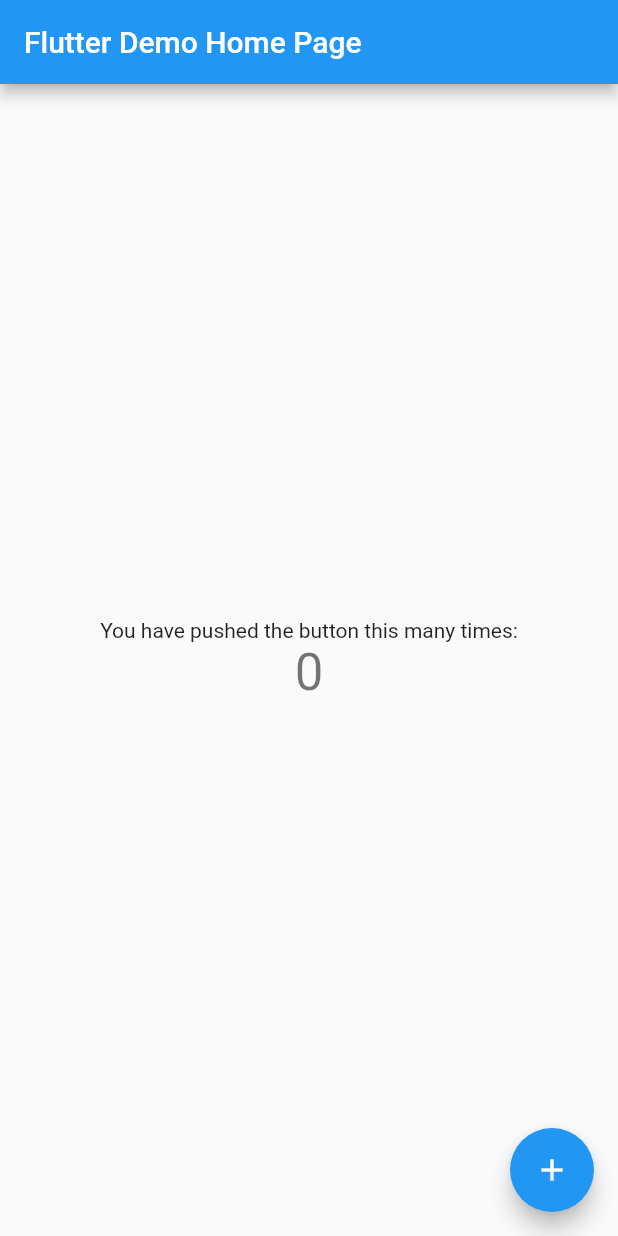
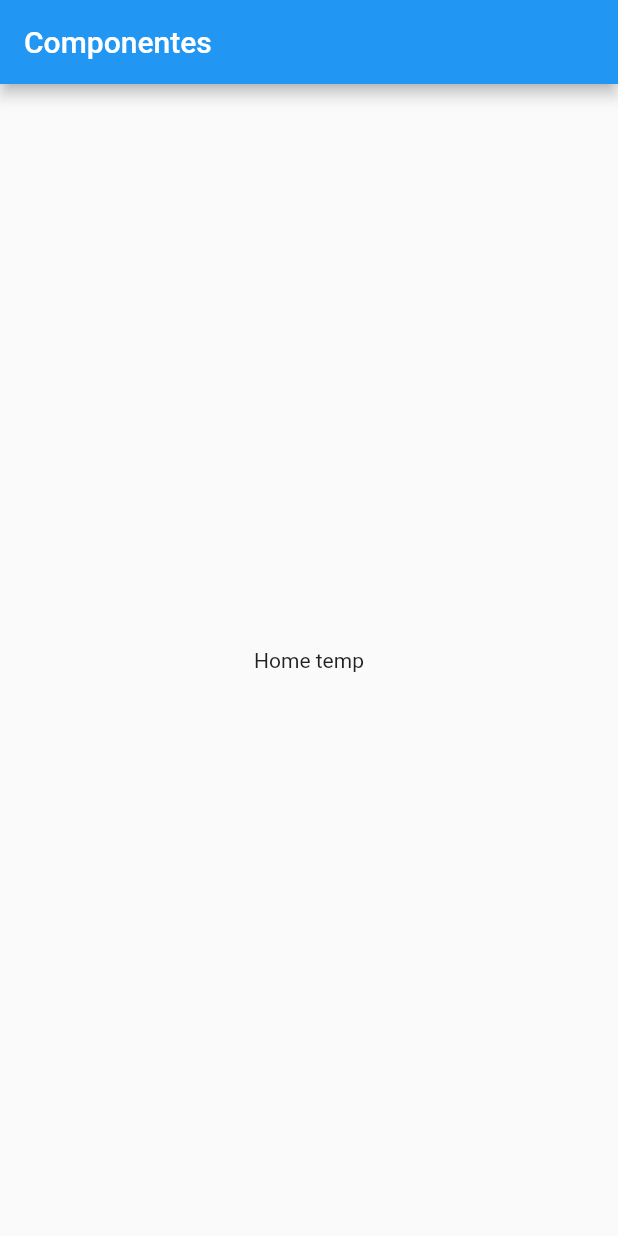
Before and after one commit to agustinmacia/componentes-flutter, a Flutter app: the screen it shows after launch, on a phone screen of 412 x 824 dp. Run offline on Flutter 3.47's test engine with Material 2 defaults, Android fonts, the phone set to English and light mode, and no system bars.

Commit message:
HomeTemp

```diff
--- a/lib/main.dart
+++ b/lib/main.dart
@@ -1,117 +1,20 @@
+import 'package:componentes/src/pages/home_temp.dart';
 import 'package:flutter/material.dart';
 
-void main() {
-  runApp(MyApp());
-}
+void main() => runApp(MyApp());
 
 class MyApp extends StatelessWidget {
-  // This widget is the root of your application.
   @override
   Widget build(BuildContext context) {
     return MaterialApp(
-      title: 'Flutter Demo',
-      theme: ThemeData(
-        // This is the theme of your application.
-        //
-        // Try running your application with "flutter run". You'll see the
-        // application has a blue toolbar. Then, without quitting the app, try
-        // changing the primarySwatch below to Colors.green and then invoke
-        // "hot reload" (press "r" in the console where you ran "flutter run",
-        // or simply save your changes to "hot reload" in a Flutter IDE).
-        // Notice that the counter didn't reset back to zero; the application
-        // is not restarted.
-        primarySwatch: Colors.blue,
-        // This makes the visual density adapt to the platform that you run
-        // the app on. For desktop platforms, the controls will be smaller and
-        // closer together (more dense) than on mobile platforms.
-        visualDensity: VisualDensity.adaptivePlatformDensity,
+      debugShowCheckedModeBanner: false,
+      title: 'Componentes App',
+      home: Scaffold(
+        appBar: AppBar(
+          title: Text('Componentes'),
+        ),
+        body: HomePageTemp()
       ),
-      home: MyHomePage(title: 'Flutter Demo Home Page'),
     );
   }
 }
-
-class MyHomePage extends StatefulWidget {
-  MyHomePage({Key key, this.title}) : super(key: key);
-
-  // This widget is the home page of your application. It is stateful, meaning
-  // that it has a State object (defined below) that contains fields that affect
-  // how it looks.
-
-  // This class is the configuration for the state. It holds the values (in this
-  // case the title) provided by the parent (in this case the App widget) and
-  // used by the build method of the State. Fields in a Widget subclass are
-  // always marked "final".
-
-  final String title;
-
-  @override
-  _MyHomePageState createState() => _MyHomePageState();
-}
-
-class _MyHomePageState extends State<MyHomePage> {
-  int _counter = 0;
-
-  void _incrementCounter() {
-    setState(() {
-      // This call to setState tells the Flutter framework that something has
-      // changed in this State, which causes it to rerun the build method below
-      // so that the display can reflect the updated values. If we changed
-      // _counter without calling setState(), then the build method would not be
-      // called again, and so nothing would appear to happen.
-      _counter++;
-    });
-  }
-
-  @override
-  Widget build(BuildContext context) {
-    // This method is rerun every time setState is called, for instance as done
-    // by the _incrementCounter method above.
-    //
-    // The Flutter framework has been optimized to make rerunning build methods
-    // fast, so that you can just rebuild anything that needs updating rather
-    // than having to individually change instances of widgets.
-    return Scaffold(
-      appBar: AppBar(
-        // Here we take the value from the MyHomePage object that was created by
-        // the App.build method, and use it to set our appbar title.
-        title: Text(widget.title),
-      ),
-      body: Center(
-        // Center is a layout widget. It takes a single child and positions it
-        // in the middle of the parent.
-        child: Column(
-          // Column is also a layout widget. It takes a list of children and
-          // arranges them vertically. By default, it sizes itself to fit its
-          // children horizontally, and tries to be as tall as its parent.
-          //
-          // Invoke "debug painting" (press "p" in the console, choose the
-          // "Toggle Debug Paint" action from the Flutter Inspector in Android
-          // Studio, or the "Toggle Debug Paint" command in Visual Studio Code)
-          // to see the wireframe for each widget.
-          //
-          // Column has various properties to control how it sizes itself and
-          // how it positions its children. Here we use mainAxisAlignment to
-          // center the children vertically; the main axis here is the vertical
-          // axis because Columns are vertical (the cross axis would be
-          // horizontal).
-          mainAxisAlignment: MainAxisAlignment.center,
-          children: <Widget>[
-            Text(
-              'You have pushed the button this many times:',
-            ),
-            Text(
-              '$_counter',
-              style: Theme.of(context).textTheme.headline4,
-            ),
-          ],
-        ),
-      ),
-      floatingActionButton: FloatingActionButton(
-        onPressed: _incrementCounter,
-        tooltip: 'Increment',
-        child: Icon(Icons.add),
-      ), // This trailing comma makes auto-formatting nicer for build methods.
-    );
-  }
-}
--- /dev/null
+++ b/lib/src/pages/home_temp.dart
@@ -0,0 +1,10 @@
+import 'package:flutter/material.dart';
+
+class HomePageTemp extends StatelessWidget {
+  @override
+  Widget build(BuildContext context) {
+    return Center(
+      child: Text('Home temp'),
+    );
+  }
+}
```
Also changed, not shown: 1 other file.
